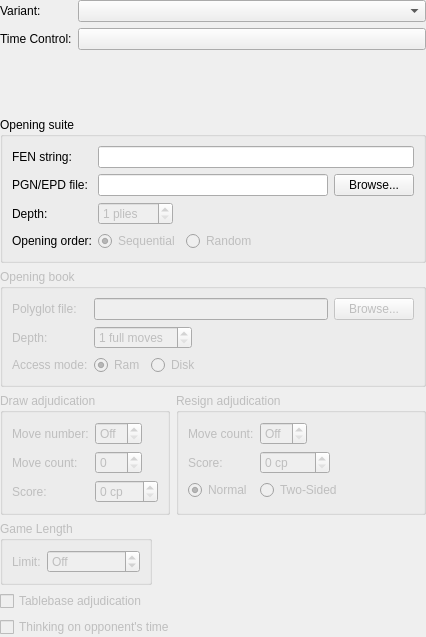
Qt form projects/gui/ui/gamesettingswidget.ui (nkg114mc/cutegomoku) before a commit.
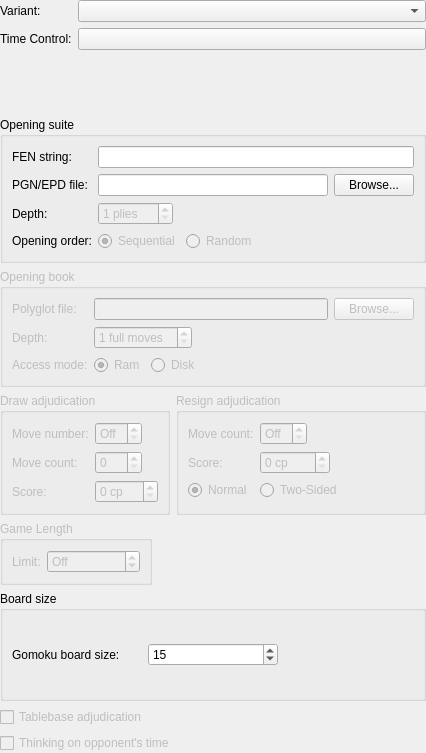
The same form after that commit.

Commit message: Add board size options in gamesetting dlg

Patch:
```diff
--- a/projects/gui/ui/gamesettingswidget.ui
+++ b/projects/gui/ui/gamesettingswidget.ui
@@ -7,7 +7,7 @@
     <x>0</x>
     <y>0</y>
     <width>426</width>
-    <height>637</height>
+    <height>753</height>
    </rect>
   </property>
   <property name="windowTitle">
@@ -550,6 +550,45 @@
      </item>
     </layout>
    </item>
+   <item>
+    <widget class="QGroupBox" name="m_boardSizeGroupBox">
+     <property name="enabled">
+      <bool>true</bool>
+     </property>
+     <property name="title">
+      <string>Board size</string>
+     </property>
+     <layout class="QHBoxLayout" name="horizontalLayout_7">
+      <item>
+       <widget class="QLabel" name="m_boardSizeLabel">
+        <property name="text">
+         <string>Gomoku board size:</string>
+        </property>
+       </widget>
+      </item>
+      <item>
+       <widget class="QSpinBox" name="m_boardSizeSpinBox">
+        <property name="minimum">
+         <number>5</number>
+        </property>
+        <property name="maximum">
+         <number>25</number>
+        </property>
+        <property name="value">
+         <number>15</number>
+        </property>
+       </widget>
+      </item>
+      <item>
+       <widget class="QLabel" name="m_boardSizePlaceHolder">
+        <property name="text">
+         <string> </string>
+        </property>
+       </widget>
+      </item>
+     </layout>
+    </widget>
+   </item>
    <item>
     <widget class="QCheckBox" name="m_tbCheck">
      <property name="enabled">
```
The commit also changes 7 other files.
